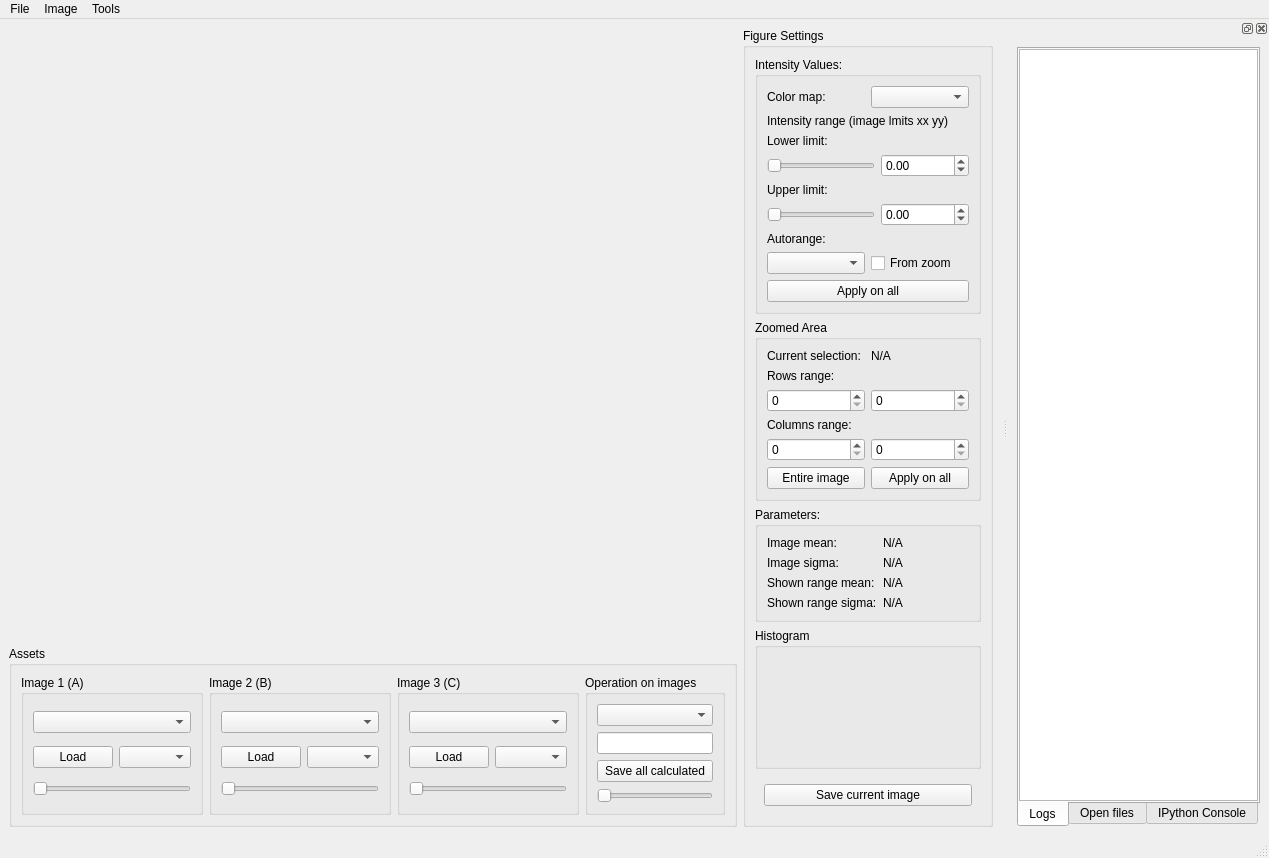
This is ui_elements/MainWindow.ui in LabTelc/Zajex as Qt 5 draws it before an edit. The edited form follows.
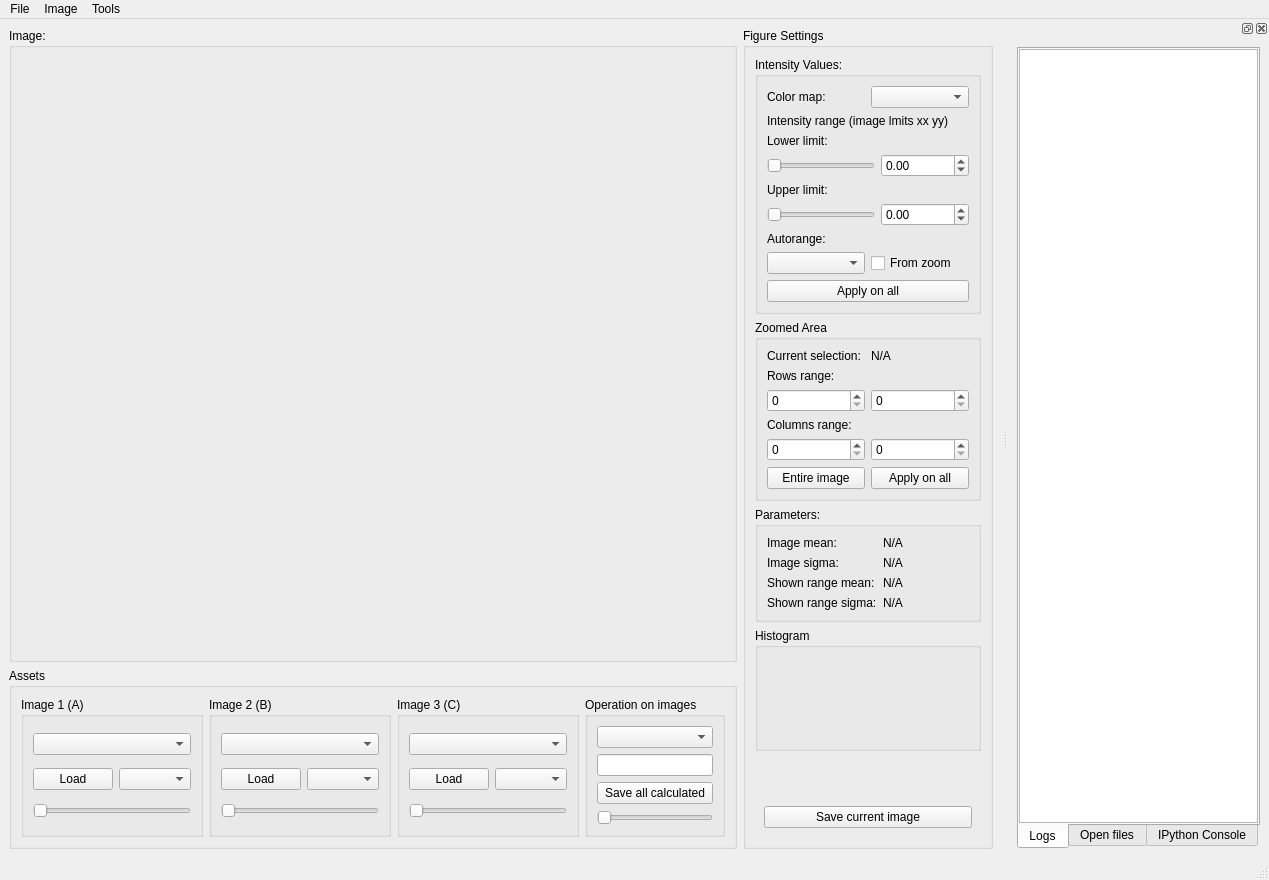
This is the edited form. Custom widgets are drawn as their Qt base class.

What changed in the file:
```diff
--- a/ui_elements/MainWindow.ui
+++ b/ui_elements/MainWindow.ui
@@ -20,7 +20,31 @@
       <item>
        <layout class="QVBoxLayout" name="verticalLayout">
         <item>
-         <widget class="MPLBetterCanvas" name="canvas_main" native="true"/>
+         <widget class="QGroupBox" name="groupBox_11">
+          <property name="title">
+           <string>Image:</string>
+          </property>
+          <layout class="QHBoxLayout" name="horizontalLayout_17">
+           <property name="spacing">
+            <number>0</number>
+           </property>
+           <property name="leftMargin">
+            <number>0</number>
+           </property>
+           <property name="topMargin">
+            <number>0</number>
+           </property>
+           <property name="rightMargin">
+            <number>0</number>
+           </property>
+           <property name="bottomMargin">
+            <number>0</number>
+           </property>
+           <item>
+            <widget class="MPLBetterCanvas" name="canvas_main" native="true"/>
+           </item>
+          </layout>
+         </widget>
         </item>
         <item>
          <widget class="QGroupBox" name="groupBox">
@@ -485,7 +509,22 @@
            <property name="title">
             <string>Histogram</string>
            </property>
-           <layout class="QVBoxLayout" name="verticalLayout_9">
+           <layout class="QVBoxLayout" name="verticalLayout_9" stretch="0">
+            <property name="spacing">
+             <number>0</number>
+            </property>
+            <property name="leftMargin">
+             <number>0</number>
+            </property>
+            <property name="topMargin">
+             <number>0</number>
+            </property>
+            <property name="rightMargin">
+             <number>0</number>
+            </property>
+            <property name="bottomMargin">
+             <number>0</number>
+            </property>
             <item>
              <widget class="MPLSimpleCanvas" name="canvas_histogram" native="true">
               <property name="sizePolicy">
@@ -510,6 +549,9 @@
            <property name="orientation">
             <enum>Qt::Vertical</enum>
            </property>
+           <property name="sizeType">
+            <enum>QSizePolicy::MinimumExpanding</enum>
+           </property>
            <property name="sizeHint" stdset="0">
             <size>
              <width>20</width>
```
